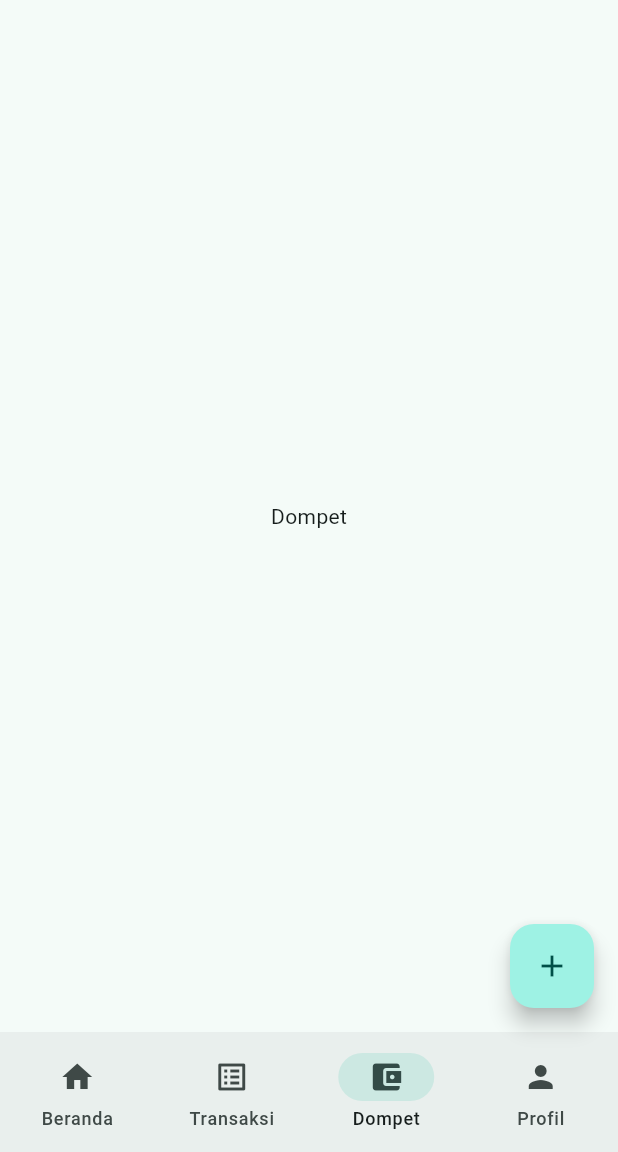
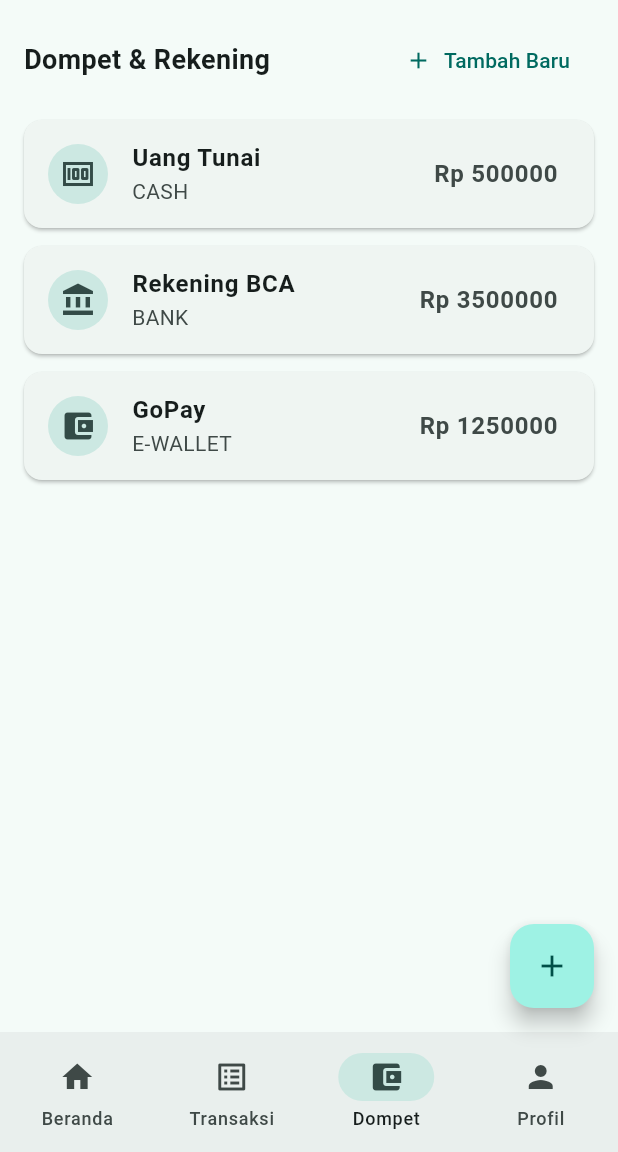
Before and after one commit to fuadismg/finance, a Flutter app: the MainNavigationScreen screen opened directly, item 3 of the bottom bar chosen, after a tap on the "add" icon, on a phone screen of 412 x 824 dp, the part 84-1236 px from its top. Run offline on Flutter 3.47's test engine with Material 3 defaults, Android fonts, the phone set to English and light mode, and no system bars; our stand-ins replace dio, flutter_riverpod, shared_preferences, sqflite; accounts and stored records are empty.

Commit message:
Add Home and Wallet UI

```diff
--- /dev/null
+++ b/app/lib/features/home/home_screen.dart
@@ -0,0 +1,103 @@
+import 'package:flutter/material.dart';
+
+class HomeScreen extends StatelessWidget {
+  const HomeScreen({super.key});
+
+  @override
+  Widget build(BuildContext context) {
+    return ListView(
+      padding: const EdgeInsets.all(16.0),
+      children: [
+        // Saldo Utama Card
+        Card(
+          elevation: 2,
+          color: Theme.of(context).colorScheme.primaryContainer,
+          child: const Padding(
+            padding: EdgeInsets.all(24.0),
+            child: Column(
+              crossAxisAlignment: CrossAxisAlignment.start,
+              children: [
+                Text('Total Saldo', style: TextStyle(fontSize: 16)),
+                SizedBox(height: 8),
+                Text(
+                  'Rp 5.250.000',
+                  style: TextStyle(fontSize: 32, fontWeight: FontWeight.bold),
+                ),
+              ],
+            ),
+          ),
+        ),
+        const SizedBox(height: 24),
+
+        // Quick Actions
+        Row(
+          mainAxisAlignment: MainAxisAlignment.spaceEvenly,
+          children: [
+            _buildQuickAction(context, Icons.arrow_upward, 'Pemasukan', Colors.green),
+            _buildQuickAction(context, Icons.arrow_downward, 'Pengeluaran', Colors.red),
+            _buildQuickAction(context, Icons.sync, 'Sinkronisasi', Colors.blue),
+          ],
+        ),
+        const SizedBox(height: 32),
+
+        // Transaksi Terakhir
+        const Text(
+          'Transaksi Terakhir',
+          style: TextStyle(fontSize: 18, fontWeight: FontWeight.bold),
+        ),
+        const SizedBox(height: 16),
+
+        // Placeholder Transaksi (Nantinya diambil dari SQLite)
+        _buildTransactionItem(context, 'Makan Siang', 'Makanan & Minuman', -35000, 'Hari ini'),
+        _buildTransactionItem(context, 'Gaji Bulanan', 'Gaji', 5000000, 'Kemarin'),
+        _buildTransactionItem(context, 'Bensin', 'Transportasi', -50000, '2 hari lalu'),
+      ],
+    );
+  }
+
+  Widget _buildQuickAction(BuildContext context, IconData icon, String label, Color color) {
+    return Column(
+      children: [
+        CircleAvatar(
+          radius: 28,
+          backgroundColor: color.withOpacity(0.1),
+          child: IconButton(
+            icon: Icon(icon, color: color),
+            onPressed: () {
+              // TODO: Action
+            },
+          ),
+        ),
+        const SizedBox(height: 8),
+        Text(label, style: const TextStyle(fontSize: 12)),
+      ],
+    );
+  }
+
+  Widget _buildTransactionItem(BuildContext context, String title, String category, double amount, String date) {
+    final isIncome = amount > 0;
+    return Card(
+      margin: const EdgeInsets.only(bottom: 12),
+      elevation: 0,
+      color: Theme.of(context).colorScheme.surfaceVariant.withOpacity(0.3),
+      child: ListTile(
+        leading: CircleAvatar(
+          backgroundColor: isIncome ? Colors.green.withOpacity(0.2) : Colors.red.withOpacity(0.2),
+          child: Icon(
+            isIncome ? Icons.arrow_downward : Icons.arrow_upward,
+            color: isIncome ? Colors.green : Colors.red,
+          ),
+        ),
+        title: Text(title, style: const TextStyle(fontWeight: FontWeight.bold)),
+        subtitle: Text('$category • $date'),
+        trailing: Text(
+          '${isIncome ? '+' : ''} Rp ${amount.abs().toInt()}',
+          style: TextStyle(
+            fontWeight: FontWeight.bold,
+            color: isIncome ? Colors.green : Colors.red,
+          ),
+        ),
+      ),
+    );
+  }
+}
--- /dev/null
+++ b/app/lib/features/wallet/wallet_screen.dart
@@ -0,0 +1,59 @@
+import 'package:flutter/material.dart';
+
+class WalletScreen extends StatelessWidget {
+  const WalletScreen({super.key});
+
+  @override
+  Widget build(BuildContext context) {
+    return ListView(
+      padding: const EdgeInsets.all(16.0),
+      children: [
+        Row(
+          mainAxisAlignment: MainAxisAlignment.spaceBetween,
+          children: [
+            const Text(
+              'Dompet & Rekening',
+              style: TextStyle(fontSize: 18, fontWeight: FontWeight.bold),
+            ),
+            TextButton.icon(
+              onPressed: () {
+                // TODO: Tambah Dompet
+              },
+              icon: const Icon(Icons.add),
+              label: const Text('Tambah Baru'),
+            ),
+          ],
+        ),
+        const SizedBox(height: 16),
+
+        // Placeholder Daftar Dompet
+        _buildWalletItem(context, 'Uang Tunai', 'cash', 500000),
+        _buildWalletItem(context, 'Rekening BCA', 'bank', 3500000),
+        _buildWalletItem(context, 'GoPay', 'e-wallet', 1250000),
+      ],
+    );
+  }
+
+  Widget _buildWalletItem(BuildContext context, String nama, String tipe, double saldo) {
+    IconData icon;
+    if (tipe == 'cash') icon = Icons.money;
+    else if (tipe == 'bank') icon = Icons.account_balance;
+    else icon = Icons.account_balance_wallet;
+
+    return Card(
+      margin: const EdgeInsets.only(bottom: 12),
+      child: ListTile(
+        leading: CircleAvatar(
+          backgroundColor: Theme.of(context).colorScheme.secondaryContainer,
+          child: Icon(icon, color: Theme.of(context).colorScheme.onSecondaryContainer),
+        ),
+        title: Text(nama, style: const TextStyle(fontWeight: FontWeight.bold)),
+        subtitle: Text(tipe.toUpperCase()),
+        trailing: Text(
+          'Rp ${saldo.toInt()}',
+          style: const TextStyle(fontWeight: FontWeight.bold, fontSize: 16),
+        ),
+      ),
+    );
+  }
+}
--- a/app/lib/main.dart
+++ b/app/lib/main.dart
@@ -1,14 +1,13 @@
 import 'package:flutter/material.dart';
 import 'package:flutter_riverpod/flutter_riverpod.dart';
+import 'features/home/home_screen.dart';
+import 'features/wallet/wallet_screen.dart';
+
 import 'features/auth/auth_provider.dart';
 import 'features/auth/login_screen.dart';
 
 void main() {
-  runApp(
-    const ProviderScope(
-      child: MyApp(),
-    ),
-  );
+  runApp(const ProviderScope(child: MyApp()));
 }
 
 class MyApp extends ConsumerWidget {
@@ -29,6 +28,7 @@ class MyApp extends ConsumerWidget {
   }
 }
 
+
 class MainNavigationScreen extends StatefulWidget {
   const MainNavigationScreen({super.key});
 
@@ -40,10 +40,10 @@ class _MainNavigationScreenState extends State<MainNavigationScreen> {
   int _currentIndex = 0;
 
   final List<Widget> _pages = [
-    const Center(child: Text('Beranda / Dashboard')),
-    const Center(child: Text('Transaksi')),
-    const Center(child: Text('Dompet')),
-    const Center(child: Text('Profil')),
+    const HomeScreen(),
+    const Center(child: Text('Daftar Transaksi')), // TODO: Buat screen transaksi
+    const WalletScreen(),
+    const Center(child: Text('Profil & Pengaturan')), // TODO: Buat screen profil
   ];
 
   @override
@@ -64,7 +64,10 @@ class _MainNavigationScreenState extends State<MainNavigationScreen> {
         destinations: const [
           NavigationDestination(icon: Icon(Icons.home), label: 'Beranda'),
           NavigationDestination(icon: Icon(Icons.list_alt), label: 'Transaksi'),
-          NavigationDestination(icon: Icon(Icons.account_balance_wallet), label: 'Dompet'),
+          NavigationDestination(
+            icon: Icon(Icons.account_balance_wallet),
+            label: 'Dompet',
+          ),
           NavigationDestination(icon: Icon(Icons.person), label: 'Profil'),
         ],
       ),
```
Also changed, not shown: app/lib/features/auth/auth_provider.dart (+6 -1 lines), app/lib/features/auth/login_screen.dart (+12 -6 lines), app/lib/features/auth/register_screen.dart (+8 -7 lines).
